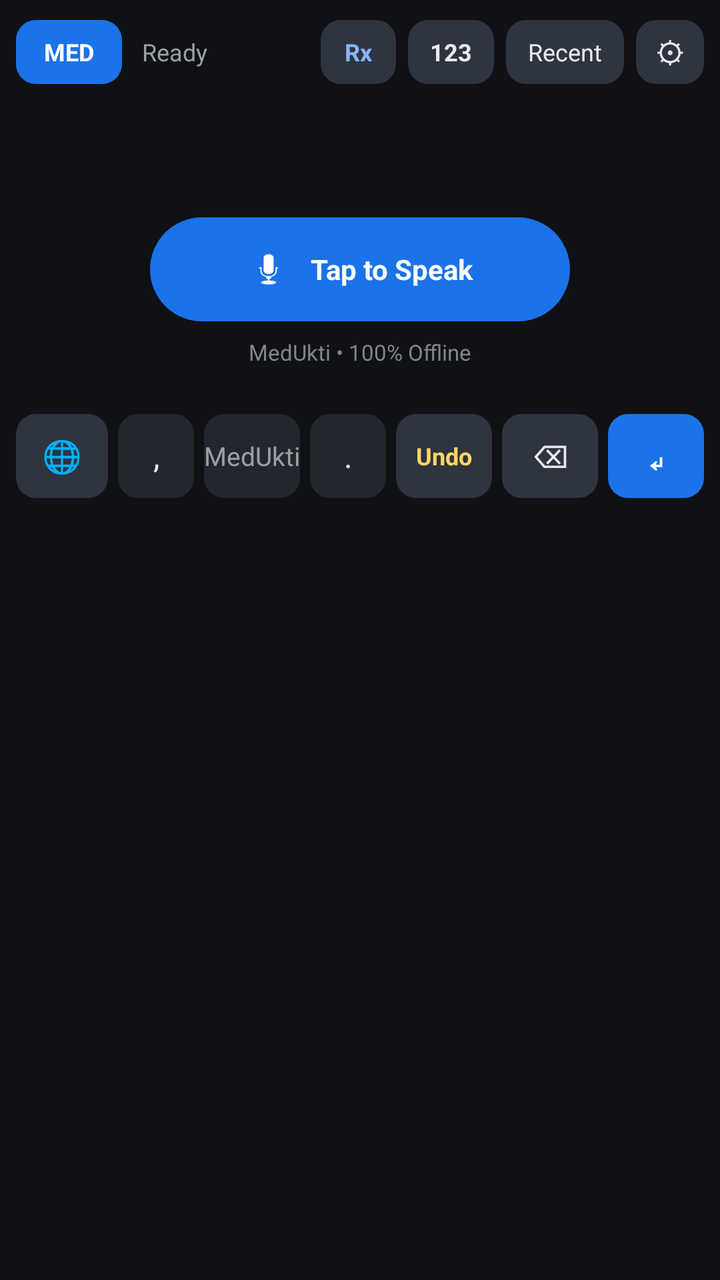
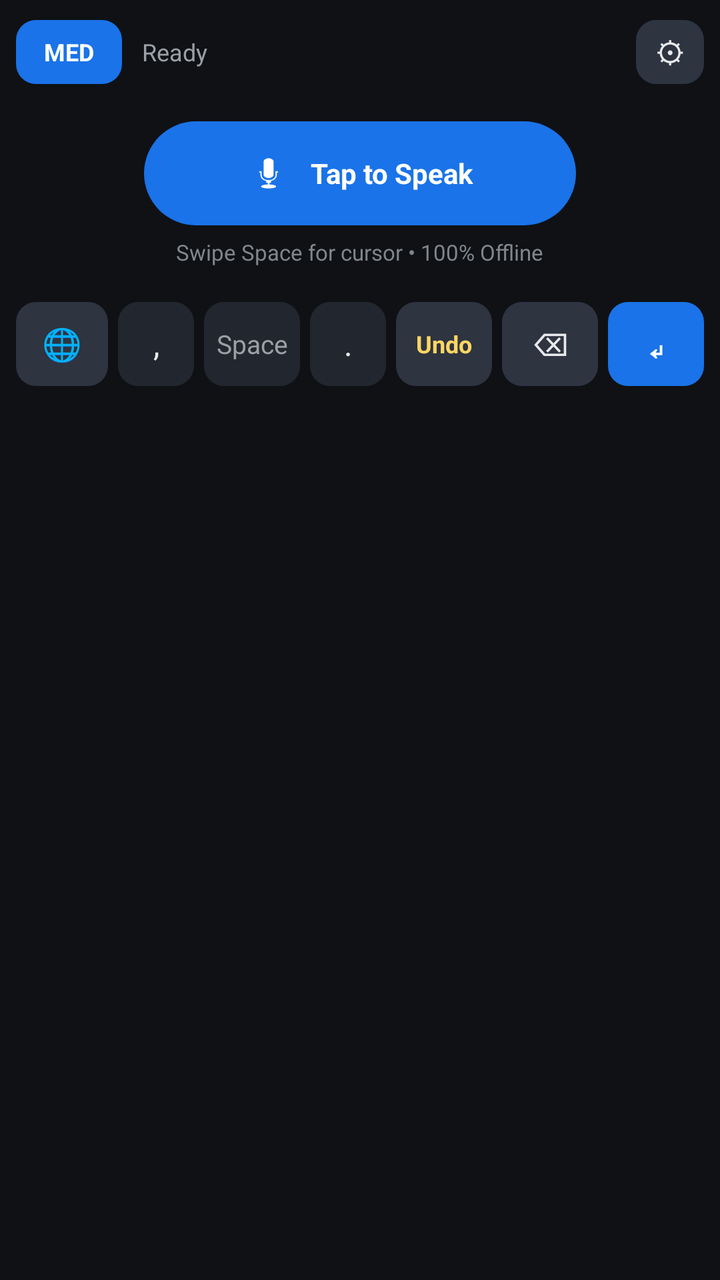

The first picture is an Android layout as it rendered before a commit; the second is the same layout after the commit. The layout source and the unified diff follow.
<!-- AndroidManifest.xml: application theme Theme.Material3.DayNight.NoActionBar -->
<!-- res/layout/keyboard_medukti.xml -->
<?xml version="1.0" encoding="utf-8"?>
<LinearLayout xmlns:android="http://schemas.android.com/apk/res/android"
    android:layout_width="match_parent"
    android:layout_height="wrap_content"
    android:background="#0F1115"
    android:orientation="vertical"
    android:paddingHorizontal="8dp"
    android:paddingTop="8dp"
    android:paddingBottom="6dp">

    
    <LinearLayout
        android:layout_width="match_parent"
        android:layout_height="36dp"
        android:gravity="center_vertical"
        android:orientation="horizontal">

        <TextView
            android:id="@+id/btnModeToggle"
            android:layout_width="wrap_content"
            android:layout_height="32dp"
            android:background="@drawable/bg_key_accent"
            android:gravity="center"
            android:paddingHorizontal="14dp"
            android:text="MED"
            android:textColor="#FFFFFF"
            android:textSize="12sp"
            android:textStyle="bold" />

        <TextView
            android:id="@+id/tvImeStatus"
            android:layout_width="0dp"
            android:layout_height="wrap_content"
            android:layout_marginStart="10dp"
            android:layout_weight="1"
            android:ellipsize="end"
            android:maxLines="1"
            android:text="Ready"
            android:textColor="#9AA0A6"
            android:textSize="12sp" />

        <TextView
            android:id="@+id/btnDrawerRx"
            android:layout_width="wrap_content"
            android:layout_height="32dp"
            android:layout_marginEnd="6dp"
            android:background="@drawable/bg_key_action"
            android:gravity="center"
            android:paddingHorizontal="12dp"
            android:text="Rx"
            android:textColor="#8AB4F8"
            android:textSize="12sp"
            android:textStyle="bold" />

        <TextView
            android:id="@+id/btnDrawerNum"
            android:layout_width="wrap_content"
            android:layout_height="32dp"
            android:layout_marginEnd="6dp"
            android:background="@drawable/bg_key_action"
            android:gravity="center"
            android:paddingHorizontal="11dp"
            android:text="123"
            android:textColor="#E8EAED"
            android:textSize="12sp"
            android:textStyle="bold" />

        <TextView
            android:id="@+id/btnDrawerHistory"
            android:layout_width="wrap_content"
            android:layout_height="32dp"
            android:layout_marginEnd="6dp"
            android:background="@drawable/bg_key_action"
            android:gravity="center"
            android:paddingHorizontal="11dp"
            android:text="Recent"
            android:textColor="#E8EAED"
            android:textSize="12sp" />

        <TextView
            android:id="@+id/btnOpenSettings"
            android:layout_width="34dp"
            android:layout_height="32dp"
            android:background="@drawable/bg_key_action"
            android:gravity="center"
            android:text="⚙"
            android:textColor="#E8EAED"
            android:textSize="15sp" />
    </LinearLayout>

    
    <HorizontalScrollView
        android:layout_width="match_parent"
        android:layout_height="36dp"
        android:layout_marginTop="6dp"
        android:overScrollMode="never"
        android:scrollbars="none">

        <LinearLayout
            android:id="@+id/chipRow"
            android:layout_width="wrap_content"
            android:layout_height="match_parent"
            android:gravity="center_vertical"
            android:orientation="horizontal" />
    </HorizontalScrollView>

    
    <FrameLayout
        android:layout_width="match_parent"
        android:layout_height="108dp"
        android:layout_marginTop="6dp">

        
        <LinearLayout
            android:id="@+id/panelVoice"
            android:layout_width="match_parent"
            android:layout_height="match_parent"
            android:gravity="center"
            android:orientation="vertical">

            <LinearLayout
                android:id="@+id/micRingContainer"
                android:layout_width="210dp"
                android:layout_height="52dp"
                android:background="@drawable/bg_mic_pill_idle"
                android:gravity="center"
                android:orientation="horizontal"
                android:paddingHorizontal="18dp">

                <ImageView
                    android:id="@+id/ivKeyboardMic"
                    android:layout_width="22dp"
                    android:layout_height="22dp"
                    android:contentDescription="Speak"
                    android:src="@android:drawable/ic_btn_speak_now"
                    android:tint="#FFFFFF" />

                <TextView
                    android:id="@+id/tvMicPillLabel"
                    android:layout_width="wrap_content"
                    android:layout_height="wrap_content"
                    android:layout_marginStart="10dp"
                    android:text="Tap to Speak"
                    android:textColor="#FFFFFF"
                    android:textSize="14sp"
                    android:textStyle="bold" />
            </LinearLayout>

            <TextView
                android:id="@+id/tvVoiceHint"
                android:layout_width="wrap_content"
                android:layout_height="wrap_content"
                android:layout_marginTop="8dp"
                android:text="MedUkti • 100% Offline"
                android:textColor="#80868B"
                android:textSize="11sp" />
        </LinearLayout>

        
        <LinearLayout
            android:id="@+id/panelRx"
            android:layout_width="match_parent"
            android:layout_height="match_parent"
            android:orientation="vertical"
            android:visibility="gone">

            <EditText
                android:id="@+id/etSnippetSearch"
                android:layout_width="match_parent"
                android:layout_height="34dp"
                android:background="@drawable/bg_key_dark"
                android:hint="Search Rx snippets / templates..."
                android:paddingHorizontal="12dp"
                android:singleLine="true"
                android:textColor="#FFFFFF"
                android:textColorHint="#80868B"
                android:textSize="12sp" />

            <ScrollView
                android:layout_width="match_parent"
                android:layout_height="0dp"
                android:layout_marginTop="4dp"
                android:layout_weight="1">

                <LinearLayout
                    android:id="@+id/rxListContainer"
                    android:layout_width="match_parent"
                    android:layout_height="wrap_content"
                    android:orientation="vertical" />
            </ScrollView>
        </LinearLayout>

        
        <LinearLayout
            android:id="@+id/panelNumpad"
            android:layout_width="match_parent"
            android:layout_height="match_parent"
            android:gravity="center"
            android:orientation="vertical"
            android:visibility="gone">

            <LinearLayout
                android:id="@+id/numRow1"
                android:layout_width="match_parent"
                android:layout_height="33dp"
                android:orientation="horizontal" />

            <LinearLayout
                android:id="@+id/numRow2"
                android:layout_width="match_parent"
                android:layout_height="33dp"
                android:layout_marginTop="3dp"
                android:orientation="horizontal" />

            <LinearLayout
                android:id="@+id/numRow3"
                android:layout_width="match_parent"
                android:layout_height="33dp"
                android:layout_marginTop="3dp"
                android:orientation="horizontal" />
        </LinearLayout>

        
        <ScrollView
            android:id="@+id/panelHistory"
            android:layout_width="match_parent"
            android:layout_height="match_parent"
            android:visibility="gone">

            <LinearLayout
                android:id="@+id/historyListContainer"
                android:layout_width="match_parent"
                android:layout_height="wrap_content"
                android:orientation="vertical" />
        </ScrollView>
    </FrameLayout>

    
    <LinearLayout
        android:layout_width="match_parent"
        android:layout_height="44dp"
        android:layout_marginTop="6dp"
        android:gravity="center_vertical"
        android:orientation="horizontal">

        <TextView
            android:id="@+id/keySwitchKb"
            android:layout_width="46dp"
            android:layout_height="42dp"
            android:background="@drawable/bg_key_action"
            android:gravity="center"
            android:text="🌐"
            android:textSize="16sp" />

        <TextView
            android:id="@+id/keyComma"
            android:layout_width="38dp"
            android:layout_height="42dp"
            android:layout_marginStart="5dp"
            android:background="@drawable/bg_key_dark"
            android:gravity="center"
            android:text=","
            android:textColor="#E8EAED"
            android:textSize="16sp" />

        <TextView
            android:id="@+id/keySpace"
            android:layout_width="0dp"
            android:layout_height="42dp"
            android:layout_marginStart="5dp"
            android:layout_weight="1"
            android:background="@drawable/bg_key_dark"
            android:gravity="center"
            android:text="MedUkti"
            android:textColor="#9AA0A6"
            android:textSize="13sp" />

        <TextView
            android:id="@+id/keyPeriod"
            android:layout_width="38dp"
            android:layout_height="42dp"
            android:layout_marginStart="5dp"
            android:background="@drawable/bg_key_dark"
            android:gravity="center"
            android:text="."
            android:textColor="#E8EAED"
            android:textSize="16sp" />

        <TextView
            android:id="@+id/keyUndo"
            android:layout_width="48dp"
            android:layout_height="42dp"
            android:layout_marginStart="5dp"
            android:background="@drawable/bg_key_action"
            android:gravity="center"
            android:text="Undo"
            android:textColor="#FDD663"
            android:textSize="12sp"
            android:textStyle="bold" />

        <TextView
            android:id="@+id/keyBackspace"
            android:layout_width="48dp"
            android:layout_height="42dp"
            android:layout_marginStart="5dp"
            android:background="@drawable/bg_key_action"
            android:gravity="center"
            android:text="⌫"
            android:textColor="#E8EAED"
            android:textSize="16sp" />

        <TextView
            android:id="@+id/keyEnter"
            android:layout_width="48dp"
            android:layout_height="42dp"
            android:layout_marginStart="5dp"
            android:background="@drawable/bg_key_accent"
            android:gravity="center"
            android:text="↵"
            android:textColor="#FFFFFF"
            android:textSize="17sp"
            android:textStyle="bold" />
    </LinearLayout>
</LinearLayout>
<!-- resources referenced by this layout -->
<resources>
  <!-- drawable bg_key_accent (drawable) -->
  <?xml version="1.0" encoding="utf-8"?>
  <ripple xmlns:android="http://schemas.android.com/apk/res/android"
      android:color="#40FFFFFF">
      <item>
          <shape android:shape="rectangle">
              <solid android:color="#1A73E8" />
              <corners android:radius="10dp" />
          </shape>
      </item>
  </ripple>
  <!-- drawable bg_key_action (drawable) -->
  <?xml version="1.0" encoding="utf-8"?>
  <ripple xmlns:android="http://schemas.android.com/apk/res/android"
      android:color="#40FFFFFF">
      <item>
          <shape android:shape="rectangle">
              <solid android:color="#2E3440" />
              <corners android:radius="10dp" />
          </shape>
      </item>
  </ripple>
  <!-- drawable bg_key_dark (drawable) -->
  <?xml version="1.0" encoding="utf-8"?>
  <ripple xmlns:android="http://schemas.android.com/apk/res/android"
      android:color="#40FFFFFF">
      <item>
          <shape android:shape="rectangle">
              <solid android:color="#22262E" />
              <corners android:radius="10dp" />
          </shape>
      </item>
  </ripple>
  <!-- drawable bg_mic_pill_idle (drawable) -->
  <?xml version="1.0" encoding="utf-8"?>
  <ripple xmlns:android="http://schemas.android.com/apk/res/android"
      android:color="#40FFFFFF">
      <item>
          <shape android:shape="rectangle">
              <solid android:color="#1A73E8" />
              <corners android:radius="26dp" />
          </shape>
      </item>
  </ripple>
</resources>

<!-- the commit's change to res/layout/keyboard_medukti.xml (unified diff, before → after) -->
@@ -40,44 +40,6 @@
             android:textSize="12sp" />
 
         <TextView
-            android:id="@+id/btnDrawerRx"
-            android:layout_width="wrap_content"
-            android:layout_height="32dp"
-            android:layout_marginEnd="6dp"
-            android:background="@drawable/bg_key_action"
-            android:gravity="center"
-            android:paddingHorizontal="12dp"
-            android:text="Rx"
-            android:textColor="#8AB4F8"
-            android:textSize="12sp"
-            android:textStyle="bold" />
-
-        <TextView
-            android:id="@+id/btnDrawerNum"
-            android:layout_width="wrap_content"
-            android:layout_height="32dp"
-            android:layout_marginEnd="6dp"
-            android:background="@drawable/bg_key_action"
-            android:gravity="center"
-            android:paddingHorizontal="11dp"
-            android:text="123"
-            android:textColor="#E8EAED"
-            android:textSize="12sp"
-            android:textStyle="bold" />
-
-        <TextView
-            android:id="@+id/btnDrawerHistory"
-            android:layout_width="wrap_content"
-            android:layout_height="32dp"
-            android:layout_marginEnd="6dp"
-            android:background="@drawable/bg_key_action"
-            android:gravity="center"
-            android:paddingHorizontal="11dp"
-            android:text="Recent"
-            android:textColor="#E8EAED"
-            android:textSize="12sp" />
-
-        <TextView
             android:id="@+id/btnOpenSettings"
             android:layout_width="34dp"
             android:layout_height="32dp"
@@ -89,157 +51,57 @@
     </LinearLayout>
 
     
-    <HorizontalScrollView
+    <LinearLayout
+        android:id="@+id/panelVoice"
         android:layout_width="match_parent"
-        android:layout_height="36dp"
-        android:layout_marginTop="6dp"
-        android:overScrollMode="never"
-        android:scrollbars="none">
+        android:layout_height="98dp"
+        android:layout_marginTop="4dp"
+        android:gravity="center"
+        android:orientation="vertical">
 
         <LinearLayout
-            android:id="@+id/chipRow"
-            android:layout_width="wrap_content"
-            android:layout_height="match_parent"
-            android:gravity="center_vertical"
-            android:orientation="horizontal" />
-    </HorizontalScrollView>
+            android:id="@+id/micRingContainer"
+            android:layout_width="216dp"
+            android:layout_height="52dp"
+            android:background="@drawable/bg_mic_pill_idle"
+            android:gravity="center"
+            android:orientation="horizontal"
+            android:paddingHorizontal="18dp">
 
-    
-    <FrameLayout
-        android:layout_width="match_parent"
-        android:layout_height="108dp"
-        android:layout_marginTop="6dp">
-
-        
-        <LinearLayout
-            android:id="@+id/panelVoice"
-            android:layout_width="match_parent"
-            android:layout_height="match_parent"
-            android:gravity="center"
-            android:orientation="vertical">
-
-            <LinearLayout
-                android:id="@+id/micRingContainer"
-                android:layout_width="210dp"
-                android:layout_height="52dp"
-                android:background="@drawable/bg_mic_pill_idle"
-                android:gravity="center"
-                android:orientation="horizontal"
-                android:paddingHorizontal="18dp">
-
-                <ImageView
-                    android:id="@+id/ivKeyboardMic"
-                    android:layout_width="22dp"
-                    android:layout_height="22dp"
-                    android:contentDescription="Speak"
-                    android:src="@android:drawable/ic_btn_speak_now"
-                    android:tint="#FFFFFF" />
-
-                <TextView
-                    android:id="@+id/tvMicPillLabel"
-                    android:layout_width="wrap_content"
-                    android:layout_height="wrap_content"
-                    android:layout_marginStart="10dp"
-                    android:text="Tap to Speak"
-                    android:textColor="#FFFFFF"
-                    android:textSize="14sp"
-                    android:textStyle="bold" />
-            </LinearLayout>
+            <ImageView
+                android:id="@+id/ivKeyboardMic"
+                android:layout_width="22dp"
+                android:layout_height="22dp"
+                android:contentDescription="Speak"
+                android:src="@android:drawable/ic_btn_speak_now"
+                android:tint="#FFFFFF" />
 
             <TextView
-                android:id="@+id/tvVoiceHint"
+                android:id="@+id/tvMicPillLabel"
                 android:layout_width="wrap_content"
                 android:layout_height="wrap_content"
-                android:layout_marginTop="8dp"
-                android:text="MedUkti • 100% Offline"
-                android:textColor="#80868B"
-                android:textSize="11sp" />
+                android:layout_marginStart="10dp"
+                android:text="Tap to Speak"
+                android:textColor="#FFFFFF"
+                android:textSize="14sp"
+                android:textStyle="bold" />
         </LinearLayout>
 
-        
-        <LinearLayout
-            android:id="@+id/panelRx"
-            android:layout_width="match_parent"
-            android:layout_height="match_parent"
-            android:orientation="vertical"
-            android:visibility="gone">
-
-            <EditText
-                android:id="@+id/etSnippetSearch"
-                android:layout_width="match_parent"
-                android:layout_height="34dp"
-                android:background="@drawable/bg_key_dark"
-                android:hint="Search Rx snippets / templates..."
-                android:paddingHorizontal="12dp"
-                android:singleLine="true"
-                android:textColor="#FFFFFF"
-                android:textColorHint="#80868B"
-                android:textSize="12sp" />
-
-            <ScrollView
-                android:layout_width="match_parent"
-                android:layout_height="0dp"
-                android:layout_marginTop="4dp"
-                android:layout_weight="1">
-
-                <LinearLayout
-                    android:id="@+id/rxListContainer"
-                    android:layout_width="match_parent"
-                    android:layout_height="wrap_content"
-                    android:orientation="vertical" />
-            </ScrollView>
-        </LinearLayout>
-
-        
-        <LinearLayout
-            android:id="@+id/panelNumpad"
-            android:layout_width="match_parent"
-            android:layout_height="match_parent"
-            android:gravity="center"
-            android:orientation="vertical"
-            android:visibility="gone">
-
-            <LinearLayout
-                android:id="@+id/numRow1"
-                android:layout_width="match_parent"
-                android:layout_height="33dp"
-                android:orientation="horizontal" />
-
-            <LinearLayout
-                android:id="@+id/numRow2"
-                android:layout_width="match_parent"
-                android:layout_height="33dp"
-                android:layout_marginTop="3dp"
-                android:orientation="horizontal" />
-
-            <LinearLayout
-                android:id="@+id/numRow3"
-                android:layout_width="match_parent"
-                android:layout_height="33dp"
-                android:layout_marginTop="3dp"
-                android:orientation="horizontal" />
-        </LinearLayout>
-
-        
-        <ScrollView
-            android:id="@+id/panelHistory"
-            android:layout_width="match_parent"
-            android:layout_height="match_parent"
-            android:visibility="gone">
-
-            <LinearLayout
-                android:id="@+id/historyListContainer"
-                android:layout_width="match_parent"
-                android:layout_height="wrap_content"
-                android:orientation="vertical" />
-        </ScrollView>
-    </FrameLayout>
+        <TextView
+            android:id="@+id/tvVoiceHint"
+            android:layout_width="wrap_content"
+            android:layout_height="wrap_content"
+            android:layout_marginTop="6dp"
+            android:text="Swipe Space for cursor • 100% Offline"
+            android:textColor="#80868B"
+            android:textSize="11sp" />
+    </LinearLayout>
 
     
     <LinearLayout
         android:layout_width="match_parent"
         android:layout_height="44dp"
-        android:layout_marginTop="6dp"
+        android:layout_marginTop="4dp"
         android:gravity="center_vertical"
         android:orientation="horizontal">
 
@@ -271,7 +133,7 @@
             android:layout_weight="1"
             android:background="@drawable/bg_key_dark"
             android:gravity="center"
-            android:text="MedUkti"
+            android:text="Space"
             android:textColor="#9AA0A6"
             android:textSize="13sp" />
 
